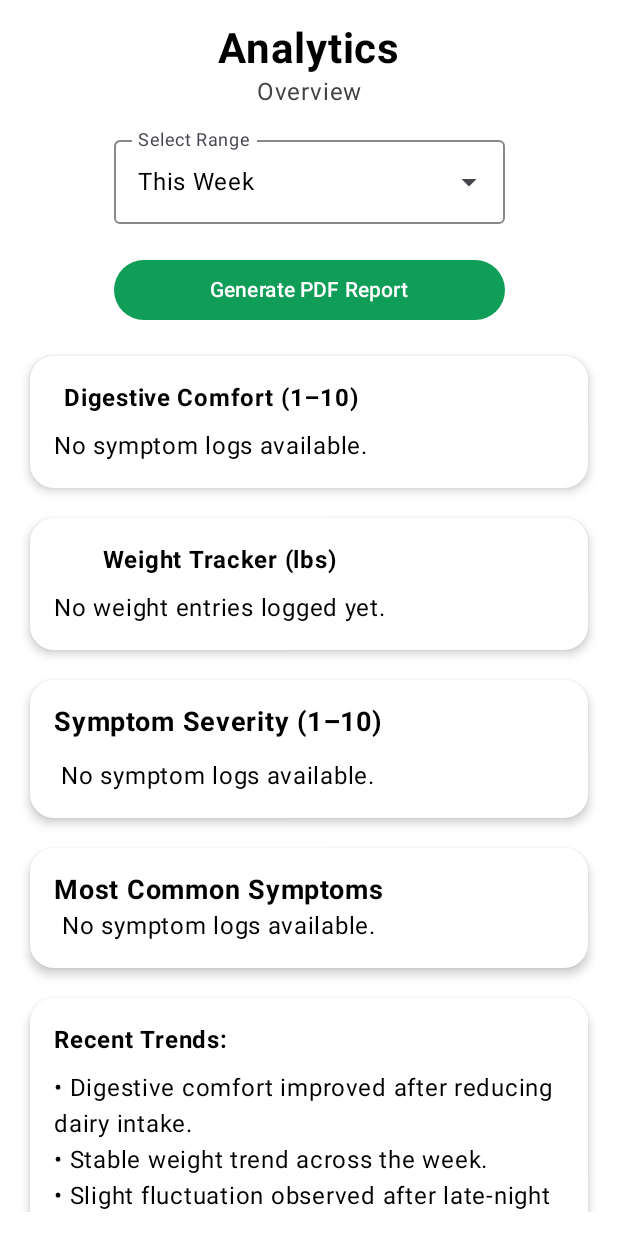
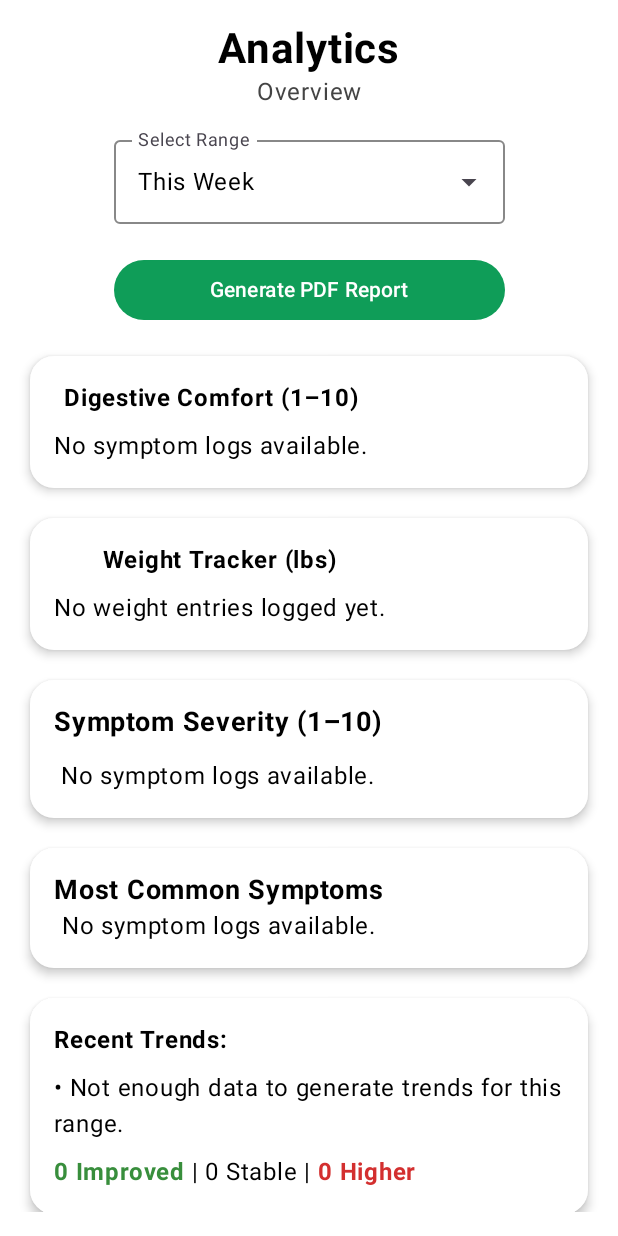
Before and after one commit to BryanLucio12/GI-Health-App, an Android app built with Jetpack Compose: the composable AnalyticsScreen shown on its own in the app's theme, on a phone screen of 412 x 824 dp. Run offline under Robolectric (Android 15) with nearby library versions, the light colour scheme and no system bars; our stand-ins replace Room's generated code, livedata-compose.

Commit message:
Replace dummy recent trends with actual values

```diff
--- a/app/src/main/java/com/example/gihealth/ui/screens/AnalyticsScreen.kt
+++ b/app/src/main/java/com/example/gihealth/ui/screens/AnalyticsScreen.kt
@@ -157,7 +157,7 @@ fun AnalyticsScreen(
 
         item { TopSymptomsCard(topSymptoms = computeTopSymptomsWithTrend(symptoms, typeOfRange)) }
 
-        item { RecentTrendsCard() }
+        item { RecentTrendsCard(range = typeOfRange, symptoms = symptoms, entries = wellBeingEntries) }
 
         item { MoodCalendarWidget(vm = vm, onOpen = onOpenCalendar) }
 
@@ -973,8 +973,30 @@ fun WeightGraph(data: Map<LocalDate, Int>, typeOfRange: String) {
     }
 }
 
+private data class RecentTrendsResult(
+    val bullets: List<String>,
+    val improved: Int,
+    val stable: Int,
+    val worse: Int
+)
+
 @Composable
-fun RecentTrendsCard() {
+fun RecentTrendsCard(
+    range: String,
+    symptoms: List<SymptomEntity>,
+    entries: List<WellBeingEntity>
+) {
+    // Previous range
+    val prevRange = when (range) {
+        "Today" -> "Yesterday"
+        "This Week" -> "Last Week"
+        else -> null   // no Last Month needed
+    }
+
+    val trends = remember(range, symptoms, entries) {
+        buildRecentTrends(range, prevRange, symptoms, entries)
+    }
+
     Card(
         modifier = Modifier.fillMaxWidth(),
         colors = CardDefaults.cardColors(containerColor = Color.White),
@@ -984,15 +1006,156 @@ fun RecentTrendsCard() {
         Column(Modifier.padding(16.dp)) {
             Text("Recent Trends:", fontWeight = FontWeight.Bold, fontSize = 16.sp)
             Spacer(Modifier.height(8.dp))
-            Text("• Digestive comfort improved after reducing dairy intake.")
-            Text("• Stable weight trend across the week.")
-            Text("• Slight fluctuation observed after late-night meals.")
+
+            if (trends.bullets.isEmpty()) {
+                Text("• Not enough data to generate trends for this range.")
+            } else {
+                trends.bullets.take(3).forEach { Text("• $it") }
+            }
+
             Spacer(Modifier.height(8.dp))
             Row(verticalAlignment = Alignment.CenterVertically) {
-                Text("5 Improved", color = Color(0xFF388E3C), fontWeight = FontWeight.Bold)
-                Text(" | 2 Stable | ")
-                Text("1 Higher", color = Color(0xFFD32F2F), fontWeight = FontWeight.Bold)
+                Text("${trends.improved} Improved", color = Color(0xFF388E3C), fontWeight = FontWeight.Bold)
+                Text(" | ${trends.stable} Stable | ")
+                Text("${trends.worse} Higher", color = Color(0xFFD32F2F), fontWeight = FontWeight.Bold)
             }
         }
     }
 }
+
+private fun buildRecentTrends(
+    range: String,
+    prevRange: String?,
+    symptoms: List<SymptomEntity>,
+    entries: List<WellBeingEntity>
+): RecentTrendsResult {
+
+    val bullets = mutableListOf<String>()
+    var improved = 0
+    var stable = 0
+    var worse = 0
+
+    fun scoreDelta(delta: Double, betterWhenHigher: Boolean, label: String, compareLabel: String) {
+        val threshold = 0.5
+        val isImproved = if (betterWhenHigher) delta > threshold else delta < -threshold
+        val isWorse = if (betterWhenHigher) delta < -threshold else delta > threshold
+
+        when {
+            isImproved -> { improved++; bullets += "$label improved compared to $compareLabel." }
+            isWorse -> { worse++; bullets += "$label increased compared to $compareLabel." }
+            else -> { stable++; bullets += "$label stayed stable compared to $compareLabel." }
+        }
+    }
+
+    // Digestive comfort
+    val comfortNow = computeDigestiveComfortForRange(symptoms, range).values.map { it.toDouble() }.averageOrNull()
+    val comfortPrev = prevRange?.let { computeDigestiveComfortForRange(symptoms, it).values.map { v -> v.toDouble() }.averageOrNull() }
+
+    if (comfortNow != null && comfortPrev != null) {
+        scoreDelta(comfortNow - comfortPrev, betterWhenHigher = true, label = "Digestive comfort", compareLabel = prevRange)
+    } else if (comfortNow != null) {
+        bullets += "Digestive comfort average: ${comfortNow.roundToInt()}/10."
+        stable++
+    }
+
+    // Weight
+    val weightNow = averageDailyLatest(entries, range) { it.weight.toDouble() }
+    val weightPrev = prevRange?.let { averageDailyLatest(entries, it) { e -> e.weight.toDouble() } }
+
+    if (weightNow != null && weightPrev != null) {
+        val delta = weightNow - weightPrev
+        val threshold = 0.5
+        when {
+            delta > threshold -> { worse++; bullets += "Average weight increased compared to $prevRange." }
+            delta < -threshold -> { improved++; bullets += "Average weight decreased compared to $prevRange." }
+            else -> { stable++; bullets += "Weight remained stable compared to $prevRange." }
+        }
+    } else if (weightNow != null) {
+        bullets += "Average weight logged: ${weightNow.roundToInt()}."
+        stable++
+    }
+
+    // Stress
+    val stressNow = averageDailyLatest(entries, range) { it.stressRating.toDouble() }
+    val stressPrev = prevRange?.let { averageDailyLatest(entries, it) { e -> e.stressRating.toDouble() } }
+
+    if (stressNow != null && stressPrev != null) {
+        scoreDelta(stressNow - stressPrev, betterWhenHigher = false, label = "Stress level", compareLabel = prevRange)
+    } else if (stressNow != null) {
+        bullets += "Average stress rating: ${stressNow.roundToInt()}/10."
+        stable++
+    }
+
+    // Sleep
+    val sleepNow = averageDailyLatest(entries, range) { it.sleepRating.toDouble() }
+    val sleepPrev = prevRange?.let { averageDailyLatest(entries, it) { e -> e.sleepRating.toDouble() } }
+
+    if (sleepNow != null && sleepPrev != null) {
+        scoreDelta(sleepNow - sleepPrev, betterWhenHigher = true, label = "Sleep quality", compareLabel = prevRange)
+    } else if (sleepNow != null) {
+        bullets += "Average sleep rating: ${sleepNow.roundToInt()}/10."
+        stable++
+    }
+
+    // Top symptom trend
+    val top = computeTopSymptomsWithTrend(symptoms, range).firstOrNull()
+    if (top != null) {
+        val msg = when (top.trend) {
+            "↑" -> { worse++; "${top.name} severity increased in this period." }
+            "↓" -> { improved++; "${top.name} severity decreased in this period." }
+            else -> { stable++; "${top.name} severity stayed stable in this period." }
+        }
+        bullets += msg
+    }
+
+    return RecentTrendsResult(
+        bullets = bullets.distinct(),
+        improved = improved,
+        stable = stable,
+        worse = worse
+    )
+}
+
+private fun averageDailyLatest(
+    entries: List<WellBeingEntity>,
+    range: String,
+    selector: (WellBeingEntity) -> Double
+): Double? {
+    val zone = ZoneId.systemDefault()
+    val filtered = filterWellBeingForRange(entries, range, zone)
+    if (filtered.isEmpty()) return null
+
+    val latestPerDay = filtered
+        .groupBy { Instant.ofEpochMilli(it.timestamp).atZone(zone).toLocalDate() }
+        .mapValues { (_, list) -> list.maxByOrNull { it.timestamp }!! }
+
+    return latestPerDay.values.map(selector).averageOrNull()
+}
+
+private fun filterWellBeingForRange(
+    entries: List<WellBeingEntity>,
+    range: String,
+    zone: ZoneId
+): List<WellBeingEntity> {
+    val today = LocalDate.now()
+    val startOfWeek = today.with(DayOfWeek.MONDAY)
+    val lastWeekStart = startOfWeek.minusWeeks(1)
+    val lastWeekEnd = startOfWeek.minusDays(1)
+
+    fun dateOf(e: WellBeingEntity) =
+        Instant.ofEpochMilli(e.timestamp).atZone(zone).toLocalDate()
+
+    return entries.filter {
+        val d = dateOf(it)
+        when (range) {
+            "Today" -> d == today
+            "Yesterday" -> d == today.minusDays(1)
+            "This Week" -> d in startOfWeek..today
+            "Last Week" -> d in lastWeekStart..lastWeekEnd
+            "This Month" -> d.month == today.month && d.year == today.year
+            else -> false
+        }
+    }
+}
+
+private fun Collection<Double>.averageOrNull(): Double? = if (isEmpty()) null else average()
```
